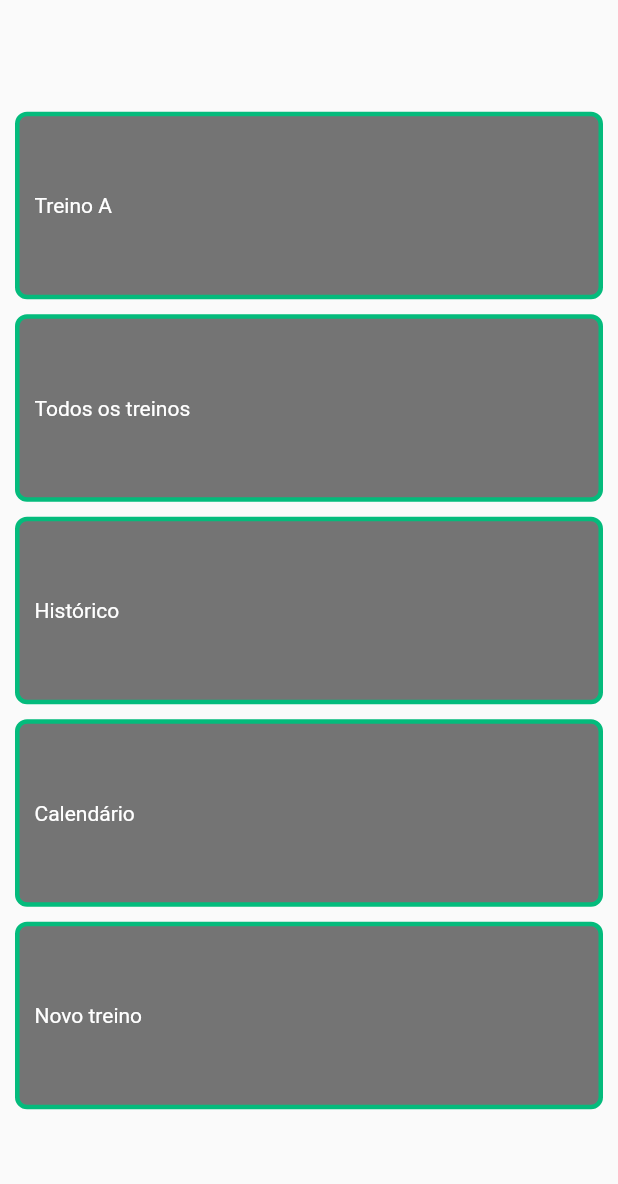
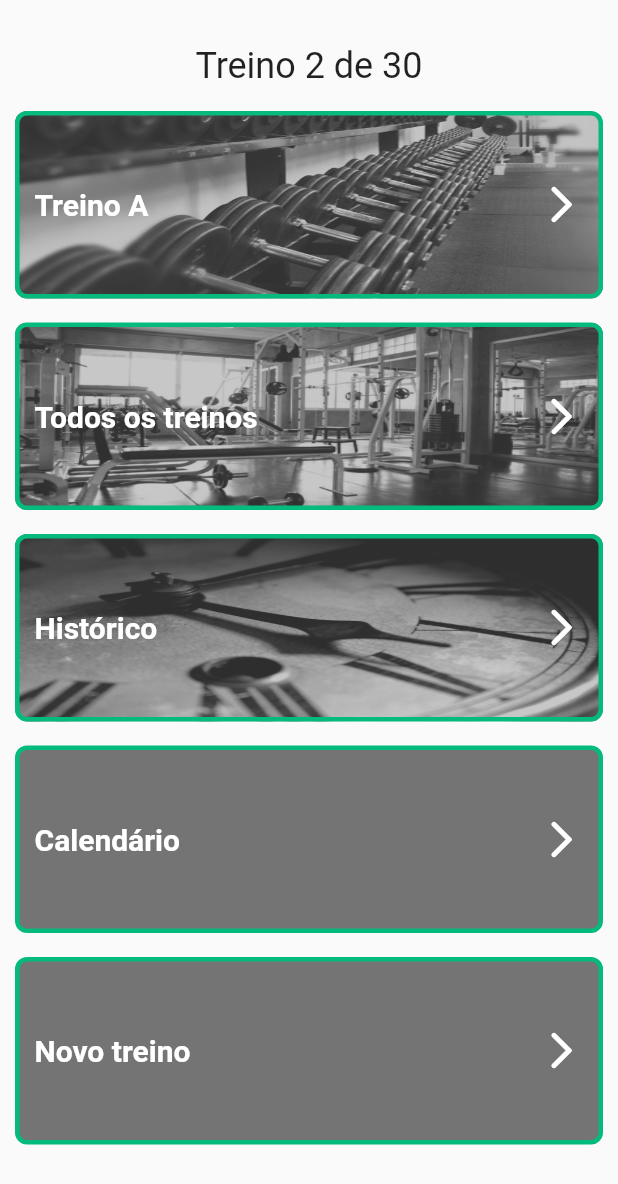
Before and after one commit to PauloVOFonseca/MyGymTrack, a Flutter app: the screen it shows after launch, on a phone screen of 412 x 824 dp. Shown: the top 1184 px of the screen. Run offline on Flutter 3.47's test engine with Material 2 defaults, Android fonts, the phone set to English and light mode, and no system bars.

Commit message:
feat: add images to item template and modify text

```diff
--- /dev/null
+++ b/lib/src/application/constants/images_assets.dart
@@ -0,0 +1,7 @@
+const String imagesFolder = "assets/images/";
+
+class ImageAssets {
+  static const String clock = "${imagesFolder}clock.jpg";
+  static const String dumbell = "${imagesFolder}dumbbell.jpg";
+  static const String gym = "${imagesFolder}gym.jpg";
+}
--- a/lib/src/presentation/pages/home/home_page.dart
+++ b/lib/src/presentation/pages/home/home_page.dart
@@ -1,4 +1,5 @@
 import 'package:flutter/material.dart';
+import 'package:my_gym_track/src/application/constants/images_assets.dart';
 import 'package:my_gym_track/src/presentation/pages/home/widgets/item_template_widget.dart';
 
 class HomePage extends StatefulWidget {
@@ -13,21 +14,40 @@ class _HomePageState extends State<HomePage> {
   Widget build(BuildContext context) {
     return Scaffold(
       body: Padding(
-        padding: const EdgeInsets.symmetric(horizontal: 10),
+        padding: const EdgeInsets.symmetric(horizontal: 10, vertical: 30),
+        child: SingleChildScrollView(
           child: Column(
             mainAxisAlignment: MainAxisAlignment.center,
             children: const [
-            ItemTemplateWidget(title: 'Treino A'),
-            SizedBox(height: 10),
-            ItemTemplateWidget(title: 'Todos os treinos'),
-            SizedBox(height: 10),
-            ItemTemplateWidget(title: 'Histórico'),
-            SizedBox(height: 10),
+              Text(
+                'Treino 2 de 30',
+                style: TextStyle(fontSize: 24, fontWeight: FontWeight.w400),
+              ),
+              SizedBox(height: 16),
+              ItemTemplateWidget(
+                title: 'Treino A',
+                photoName: ImageAssets.dumbell,
+                caption: 'Próximo treino: Treino B',
+              ),
+              SizedBox(height: 16),
+              ItemTemplateWidget(
+                title: 'Todos os treinos',
+                photoName: ImageAssets.gym,
+                caption: 'Acesse os treinos atuais',
+              ),
+              SizedBox(height: 16),
+              ItemTemplateWidget(
+                title: 'Histórico',
+                photoName: ImageAssets.clock,
+                caption: 'Acesse o histórico de treinos',
+              ),
+              SizedBox(height: 16),
               ItemTemplateWidget(title: 'Calendário'),
-            SizedBox(height: 10),
+              SizedBox(height: 16),
               ItemTemplateWidget(title: 'Novo treino'),
-            SizedBox(height: 10),
+              SizedBox(height: 16),
             ],
+          ),
         ),
       ),
     );
--- a/lib/src/presentation/pages/home/widgets/item_template_widget.dart
+++ b/lib/src/presentation/pages/home/widgets/item_template_widget.dart
@@ -3,7 +3,11 @@ import 'package:my_gym_track/src/application/theme/custom_colors.dart';
 
 class ItemTemplateWidget extends StatelessWidget {
   final String title;
-  const ItemTemplateWidget({Key? key, required this.title}) : super(key: key);
+  final String? caption;
+  final String? photoName;
+  const ItemTemplateWidget(
+      {Key? key, required this.title, this.photoName, this.caption})
+      : super(key: key);
 
   @override
   Widget build(BuildContext context) {
@@ -14,13 +18,36 @@ class ItemTemplateWidget extends StatelessWidget {
       decoration: BoxDecoration(
         color: CustomColors.lighterGrey,
         border: Border.all(color: CustomColors.primaryGreen, width: 3),
-        borderRadius: const BorderRadius.all(Radius.circular(8)),
+        borderRadius: const BorderRadius.all(
+          Radius.circular(8),
+        ),
+        image: photoName != null
+            ? DecorationImage(
+                fit: BoxFit.fill,
+                image: AssetImage(photoName!),
+                opacity: 0.6,
+              )
+            : null,
       ),
       child: Align(
         alignment: Alignment.centerLeft,
-        child: Text(
-          title,
-          style: const TextStyle(color: CustomColors.white),
+        child: Row(
+          mainAxisAlignment: MainAxisAlignment.spaceBetween,
+          children: [
+            Text(
+              title,
+              style: const TextStyle(
+                color: CustomColors.white,
+                fontSize: 20,
+                fontWeight: FontWeight.w600,
+              ),
+            ),
+            const Icon(
+              Icons.arrow_forward_ios_rounded,
+              color: CustomColors.white,
+              size: 30,
+            ),
+          ],
         ),
       ),
     );
--- a/pubspec.yaml
+++ b/pubspec.yaml
@@ -58,8 +58,8 @@ flutter:
   uses-material-design: true
 
   # To add assets to your application, add an assets section, like this:
-  # assets:
-  #   - images/a_dot_burr.jpeg
+  assets:
+    - assets/images/
   #   - images/a_dot_ham.jpeg
 
   # An image asset can refer to one or more resolution-specific "variants", see
```
Also changed, not shown: assets/images/clock.jpg (added), assets/images/dumbbell.jpg (added), assets/images/gym.jpg (added). Lines whose indentation alone changed are shown as unchanged.
